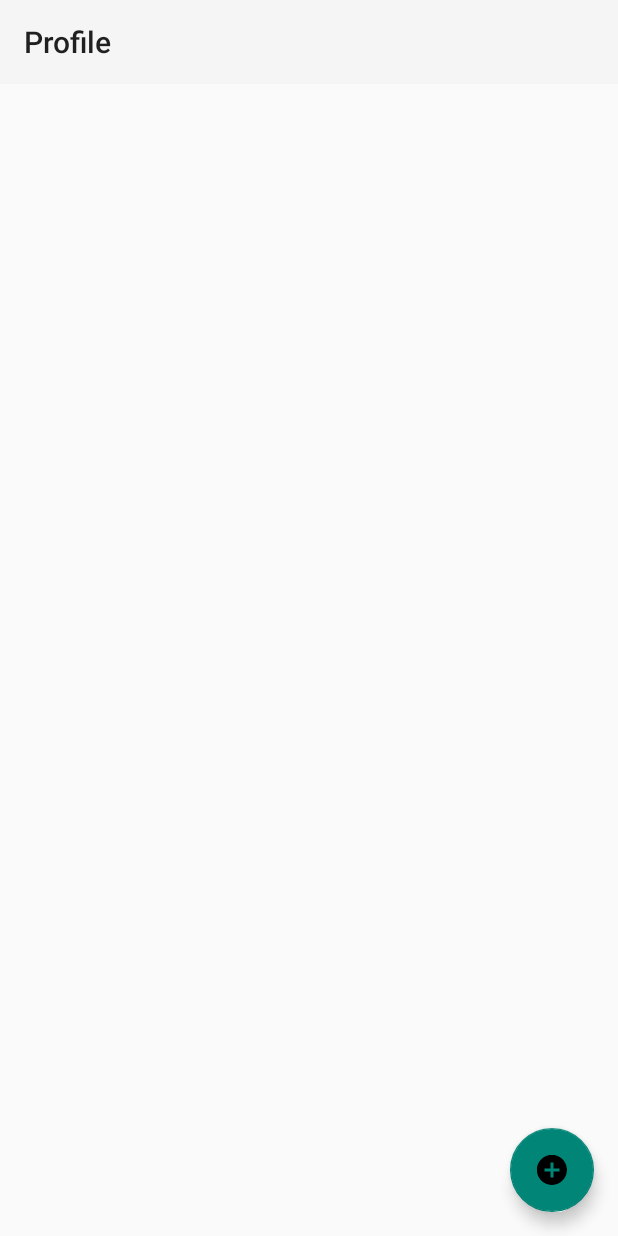
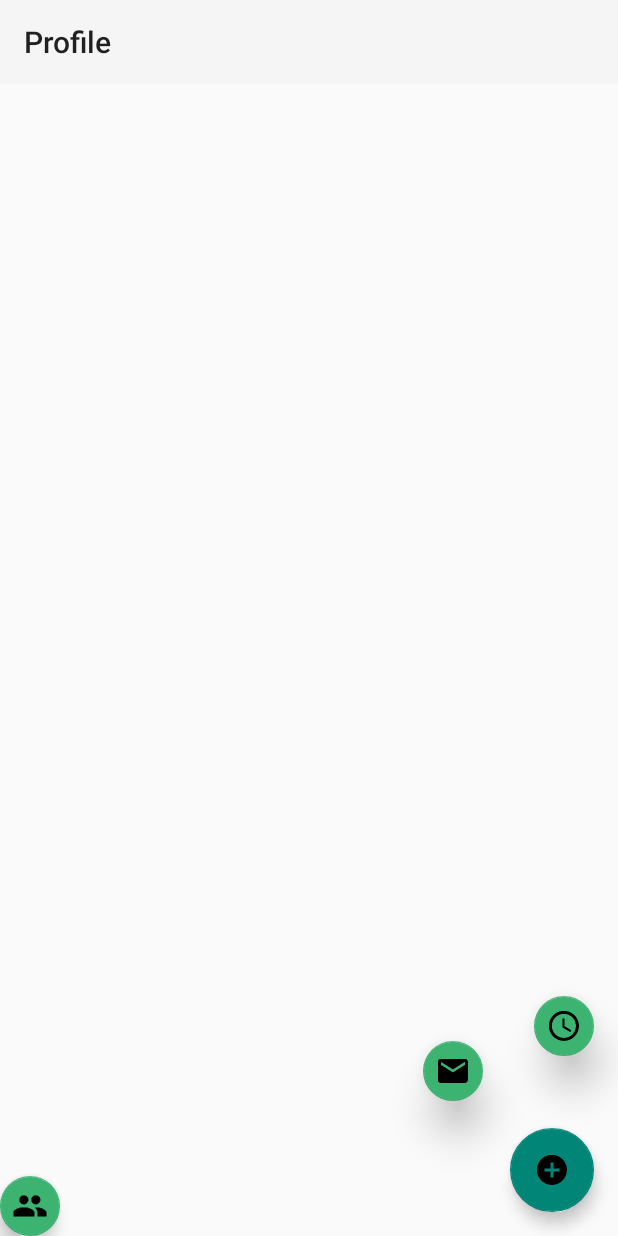
Before and after one commit to alcon2626/Smart-Work-Flow-X, an Android app: the Profile screen opened directly, with no data from a screen before it, on a phone screen of 412 x 824 dp. Run offline under Robolectric (Android 15) with nearby library versions, the phone set to English and light mode, and no system bars.

Commit message:
Fixed fab position

```diff
--- a/Smartworkflow/app/src/main/res/layout/activity_profile.xml
+++ b/Smartworkflow/app/src/main/res/layout/activity_profile.xml
@@ -36,40 +36,43 @@
         android:id="@+id/fab_1"
         android:layout_width="wrap_content"
         android:layout_height="wrap_content"
-        android:layout_marginBottom="90dp"
-        android:layout_gravity="bottom|end"
-        android:layout_marginEnd="@dimen/fab_margin"
+        android:layout_gravity="bottom"
+        android:layout_marginEnd="-155dp"
         app:backgroundTint="@color/MediumSeaGreen"
-        android:visibility="invisible"
+        android:visibility="visible"
         app:elevation="6dp"
         app:pressedTranslationZ="12dp"
         android:src="@mipmap/ic_group_black_32dp"
+        app:fabSize="mini"
         android:layout_marginRight="@dimen/fab_margin" />
-    <android.support.design.widget.FloatingActionButton
-        android:id="@+id/fab_2"
-        android:layout_width="wrap_content"
-        android:layout_height="wrap_content"
-        android:layout_gravity="bottom|end"
-        android:layout_margin="@dimen/fab_margin"
-        android:src="@mipmap/ic_email_black_48dp"
-        android:visibility="invisible"
-        app:backgroundTint="@color/MediumSeaGreen"
-        app:pressedTranslationZ="12dp"
-        app:fabSize="mini"
-        app:elevation="6dp"/>
+
     <android.support.design.widget.FloatingActionButton
         android:id="@+id/fab_3"
         android:layout_width="wrap_content"
         android:layout_height="wrap_content"
         android:layout_marginBottom="120dp"
         android:layout_gravity="bottom|end"
+        app:fabSize="mini"
         android:layout_marginEnd="@dimen/fab_margin"
         app:backgroundTint="@color/MediumSeaGreen"
-        android:visibility="invisible"
+        android:visibility="visible"
         app:elevation="16dp"
         app:pressedTranslationZ="20dp"
         android:src="@mipmap/ic_access_time_black_48dp"
         android:layout_marginRight="@dimen/fab_margin"/>
 
+    <android.support.design.widget.FloatingActionButton
+        android:id="@+id/fab_2"
+        android:layout_width="wrap_content"
+        android:layout_height="wrap_content"
+        android:layout_gravity="bottom|end"
+        android:layout_margin="90dp"
+        android:src="@mipmap/ic_email_black_48dp"
+        android:visibility="visible"
+        app:backgroundTint="@color/MediumSeaGreen"
+        app:pressedTranslationZ="12dp"
+        app:fabSize="mini"
+        app:elevation="16dp"/>
+
 
 </android.support.design.widget.CoordinatorLayout>
```
